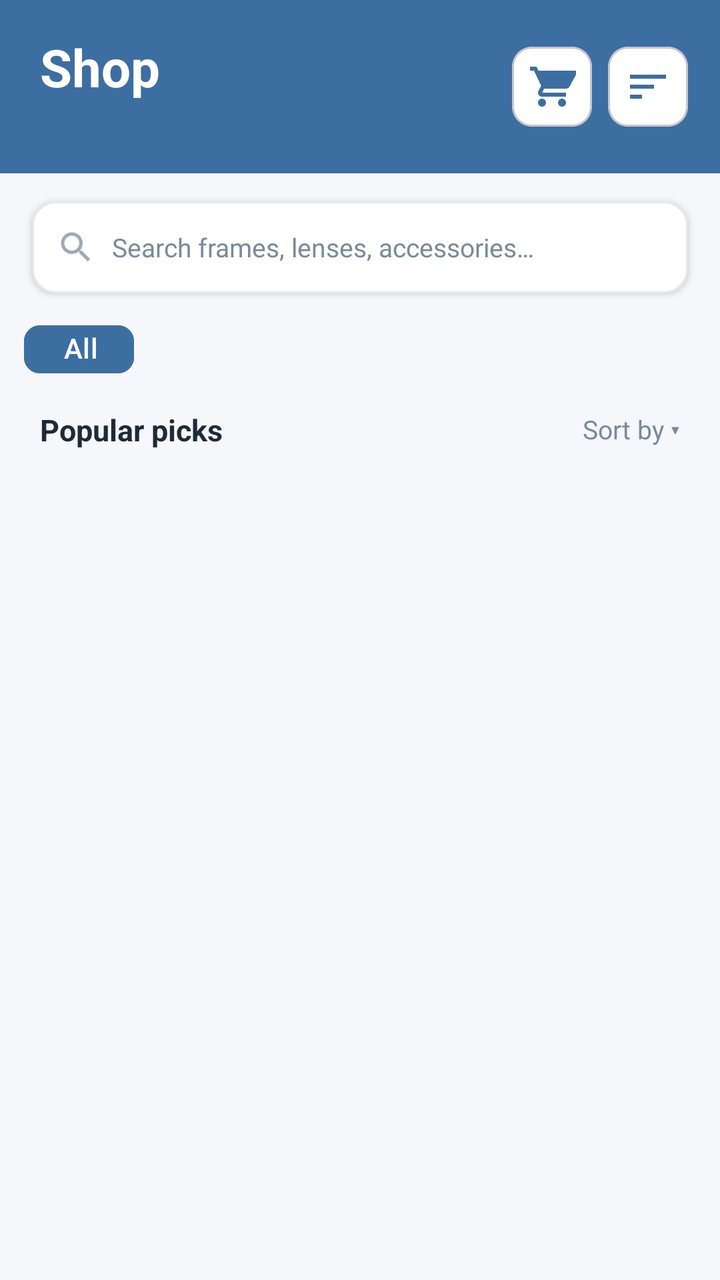
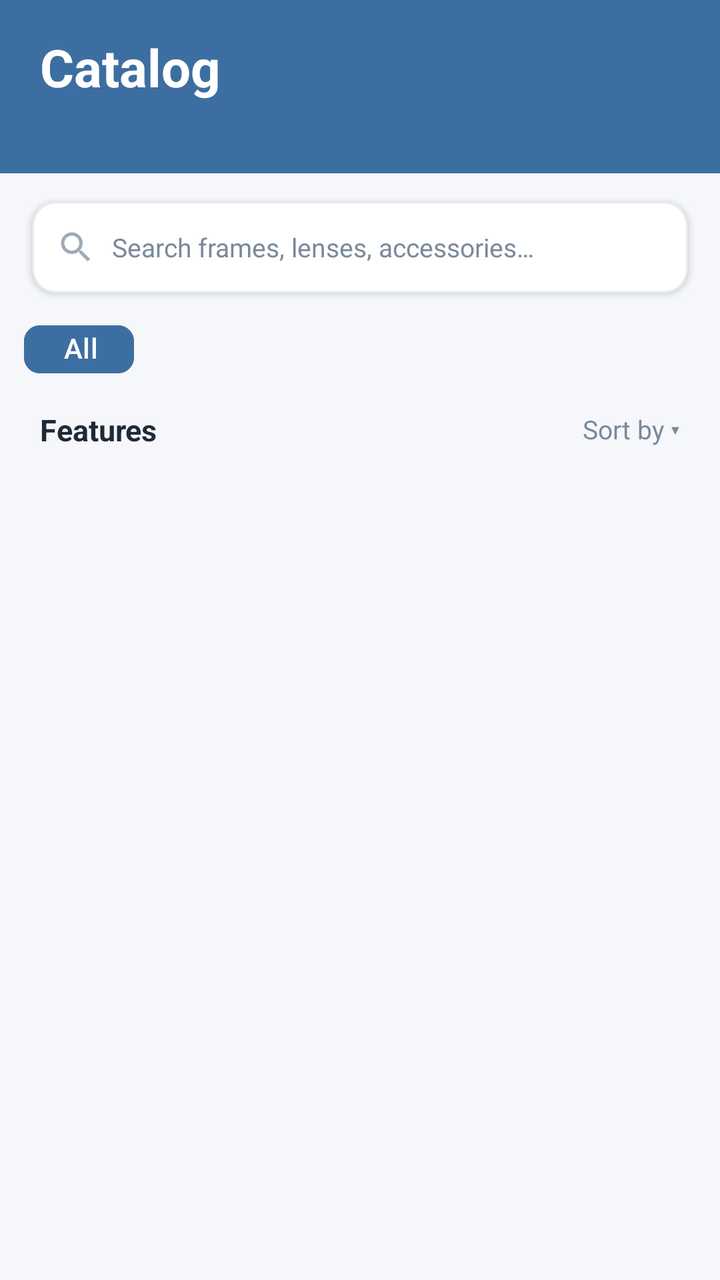

Compare the two renders of this Android layout. The source of the first and the diff that turns it into the second are given below.
<!-- AndroidManifest.xml: application theme Theme.OpticalSystem -->
<!-- res/layout/fragment_product_list.xml -->
<?xml version="1.0" encoding="utf-8"?>
<androidx.constraintlayout.widget.ConstraintLayout
    xmlns:android="http://schemas.android.com/apk/res/android"
    xmlns:app="http://schemas.android.com/apk/res-auto"
    android:layout_width="match_parent"
    android:layout_height="match_parent"
    android:background="@color/background">

    
    <LinearLayout
        android:id="@+id/headerSection"
        android:layout_width="0dp"
        android:layout_height="wrap_content"
        android:background="@color/primary"
        android:orientation="horizontal"
        android:gravity="center_vertical"
        android:paddingStart="20dp"
        android:paddingEnd="16dp"
        android:paddingTop="16dp"
        android:paddingBottom="16dp"
        app:layout_constraintEnd_toEndOf="parent"
        app:layout_constraintStart_toStartOf="parent"
        app:layout_constraintTop_toTopOf="parent">

        
        <LinearLayout
            android:layout_width="0dp"
            android:layout_height="wrap_content"
            android:layout_weight="1"
            android:orientation="vertical">

            <TextView
                android:layout_width="wrap_content"
                android:layout_height="wrap_content"
                android:text="@string/nav_shop"
                android:textColor="@color/on_primary"
                android:textSize="26sp"
                android:textStyle="bold" />

            <TextView
                android:id="@+id/tvProductCount"
                android:layout_width="wrap_content"
                android:layout_height="wrap_content"
                android:layout_marginTop="2dp"
                android:textColor="#B3FFFFFF"
                android:textSize="13sp" />

        </LinearLayout>

        
        <FrameLayout
            android:id="@+id/btnCart"
            android:layout_width="40dp"
            android:layout_height="40dp"
            android:layout_marginEnd="8dp"
            android:clickable="true"
            android:focusable="true">

            <com.google.android.material.card.MaterialCardView
                android:layout_width="40dp"
                android:layout_height="40dp"
                app:cardBackgroundColor="@color/surface"
                app:cardCornerRadius="10dp"
                app:cardElevation="0dp">

                <ImageView
                    android:layout_width="24dp"
                    android:layout_height="24dp"
                    android:layout_gravity="center"
                    android:contentDescription="Cart"
                    android:src="@drawable/ic_cart_24"
                    android:tint="@color/primary" />

            </com.google.android.material.card.MaterialCardView>

            
            <com.google.android.material.card.MaterialCardView
                android:id="@+id/cartBadge"
                android:layout_width="18dp"
                android:layout_height="18dp"
                android:layout_gravity="top|end"
                android:layout_marginTop="1dp"
                android:layout_marginEnd="1dp"
                android:visibility="gone"
                app:cardBackgroundColor="#E53935"
                app:cardCornerRadius="9dp"
                app:cardElevation="0dp">

                <TextView
                    android:id="@+id/tvCartBadge"
                    android:layout_width="match_parent"
                    android:layout_height="match_parent"
                    android:gravity="center"
                    android:textColor="@color/on_primary"
                    android:textSize="9sp"
                    android:textStyle="bold" />

            </com.google.android.material.card.MaterialCardView>

        </FrameLayout>

        
        <com.google.android.material.card.MaterialCardView
            android:id="@+id/btnFilter"
            android:layout_width="40dp"
            android:layout_height="40dp"
            android:clickable="true"
            android:focusable="true"
            app:cardBackgroundColor="@color/surface"
            app:cardCornerRadius="10dp"
            app:cardElevation="0dp">

            <ImageView
                android:layout_width="24dp"
                android:layout_height="24dp"
                android:layout_gravity="center"
                android:contentDescription="Filter"
                android:src="@drawable/ic_filter_24" />

        </com.google.android.material.card.MaterialCardView>

    </LinearLayout>

    
    <com.google.android.material.card.MaterialCardView
        android:id="@+id/cardSearch"
        android:layout_width="0dp"
        android:layout_height="46dp"
        android:layout_marginHorizontal="16dp"
        android:layout_marginTop="14dp"
        app:cardBackgroundColor="@color/surface"
        app:cardCornerRadius="12dp"
        app:cardElevation="2dp"
        app:strokeColor="@color/divider"
        app:strokeWidth="1dp"
        app:layout_constraintEnd_toEndOf="parent"
        app:layout_constraintStart_toStartOf="parent"
        app:layout_constraintTop_toBottomOf="@id/headerSection">

        <LinearLayout
            android:layout_width="match_parent"
            android:layout_height="match_parent"
            android:gravity="center_vertical"
            android:orientation="horizontal"
            android:paddingHorizontal="12dp">

            <ImageView
                android:layout_width="20dp"
                android:layout_height="20dp"
                android:contentDescription="Search"
                android:src="@drawable/ic_search_20" />

            <EditText
                android:id="@+id/etSearch"
                android:layout_width="0dp"
                android:layout_height="match_parent"
                android:layout_marginStart="8dp"
                android:layout_weight="1"
                android:background="@null"
                android:hint="@string/search_hint"
                android:imeOptions="actionSearch"
                android:inputType="text"
                android:maxLines="1"
                android:singleLine="true"
                android:textColor="@color/text_primary"
                android:textColorHint="@color/text_secondary"
                android:textSize="13sp" />

        </LinearLayout>

    </com.google.android.material.card.MaterialCardView>

    
    <HorizontalScrollView
        android:id="@+id/scrollChips"
        android:layout_width="0dp"
        android:layout_height="wrap_content"
        android:layout_marginTop="10dp"
        android:paddingHorizontal="12dp"
        android:scrollbars="none"
        app:layout_constraintEnd_toEndOf="parent"
        app:layout_constraintStart_toStartOf="parent"
        app:layout_constraintTop_toBottomOf="@id/cardSearch">

        <com.google.android.material.chip.ChipGroup
            android:id="@+id/chipGroupCategories"
            android:layout_width="wrap_content"
            android:layout_height="wrap_content"
            app:chipSpacingHorizontal="6dp"
            app:singleSelection="true"
            app:selectionRequired="true">

            <com.google.android.material.chip.Chip
                android:id="@+id/chipAll"
                style="@style/Widget.Material3.Chip.Filter"
                android:layout_width="wrap_content"
                android:layout_height="@dimen/category_chip_height"
                android:checkable="true"
                android:checked="true"
                android:text="@string/category_all"
                android:textColor="@color/chip_text_color"
                app:chipBackgroundColor="@color/chip_background_color"
                app:chipEndPadding="@dimen/category_chip_horizontal_padding"
                app:chipMinHeight="@dimen/category_chip_height"
                app:chipStartPadding="@dimen/category_chip_horizontal_padding"
                app:chipStrokeColor="@color/chip_stroke_color"
                app:chipStrokeWidth="1dp"
                app:checkedIconVisible="false" />

        </com.google.android.material.chip.ChipGroup>

    </HorizontalScrollView>

    
    <LinearLayout
        android:id="@+id/listHeader"
        android:layout_width="0dp"
        android:layout_height="wrap_content"
        android:gravity="center_vertical"
        android:orientation="horizontal"
        android:paddingHorizontal="20dp"
        android:paddingTop="12dp"
        android:paddingBottom="8dp"
        app:layout_constraintEnd_toEndOf="parent"
        app:layout_constraintStart_toStartOf="parent"
        app:layout_constraintTop_toBottomOf="@id/scrollChips">

        <TextView
            android:layout_width="0dp"
            android:layout_height="wrap_content"
            android:layout_weight="1"
            android:text="@string/popular_picks"
            android:textColor="@color/text_primary"
            android:textSize="15sp"
            android:textStyle="bold" />

        <TextView
            android:id="@+id/tvSortBy"
            android:layout_width="wrap_content"
            android:layout_height="wrap_content"
            android:clickable="true"
            android:focusable="true"
            android:drawablePadding="2dp"
            android:gravity="center_vertical"
            android:text="Sort by ▾"
            android:textColor="@color/text_secondary"
            android:textSize="13sp" />

    </LinearLayout>

    
    <ProgressBar
        android:id="@+id/progressBar"
        android:layout_width="wrap_content"
        android:layout_height="wrap_content"
        android:visibility="gone"
        app:layout_constraintBottom_toBottomOf="parent"
        app:layout_constraintEnd_toEndOf="parent"
        app:layout_constraintStart_toStartOf="parent"
        app:layout_constraintTop_toBottomOf="@id/listHeader" />

    
    <androidx.recyclerview.widget.RecyclerView
        android:id="@+id/rvProducts"
        android:layout_width="0dp"
        android:layout_height="0dp"
        android:clipToPadding="false"
        android:paddingHorizontal="10dp"
        android:paddingBottom="8dp"
        app:layout_constraintBottom_toBottomOf="parent"
        app:layout_constraintEnd_toEndOf="parent"
        app:layout_constraintStart_toStartOf="parent"
        app:layout_constraintTop_toBottomOf="@id/listHeader" />

</androidx.constraintlayout.widget.ConstraintLayout>
<!-- resources referenced by this layout -->
<resources>
  <color name="background">#F5F7FA</color>
  <color name="divider">#E5E9EF</color>
  <color name="on_primary">#FFFFFFFF</color>
  <color name="primary">#3D6EA1</color>
  <color name="surface">#FFFFFFFF</color>
  <color name="text_primary">#1F2A37</color>
  <color name="text_secondary">#7A8A9A</color>
  <dimen name="category_chip_height">36dp</dimen>
  <dimen name="category_chip_horizontal_padding">12dp</dimen>
  <!-- drawable ic_cart_24 (drawable) -->
  <?xml version="1.0" encoding="utf-8"?>
  
  <vector xmlns:android="http://schemas.android.com/apk/res/android"
      android:width="24dp"
      android:height="24dp"
      android:viewportWidth="24"
      android:viewportHeight="24">
      <path
          android:fillColor="#FF000000"
          android:pathData="M7,18c-1.1,0 -1.99,0.9 -1.99,2S5.9,22 7,22s2,-0.9 2,-2 -0.9,-2 -2,-2zM1,2v2h2l3.6,7.59 -1.35,2.45C5.03,14.37 5,14.68 5,15c0,1.1 0.9,2 2,2h12v-2H7.42c-0.14,0 -0.25,-0.11 -0.25,-0.25l0.03,-0.12 0.9,-1.63H19c0.75,0 1.41,-0.41 1.75,-1.03l3.58,-6.49A1,1 0,0 0,23.32 4H5.21l-0.94,-2H1zm16,16c-1.1,0 -1.99,0.9 -1.99,2s0.89,2 1.99,2 2,-0.9 2,-2 -0.9,-2 -2,-2z" />
  </vector>
  <!-- drawable ic_filter_24 (drawable) -->
  <?xml version="1.0" encoding="utf-8"?>
  
  <vector xmlns:android="http://schemas.android.com/apk/res/android"
      android:width="24dp"
      android:height="24dp"
      android:viewportWidth="24"
      android:viewportHeight="24">
      <path
          android:fillColor="#3D6EA1"
          android:pathData="M3,18h6v-2L3,16v2zM3,6v2h18L21,6L3,6zM3,13h12v-2L3,11v2z" />
  </vector>
  <!-- drawable ic_search_20 (drawable) -->
  <?xml version="1.0" encoding="utf-8"?>
  
  <vector xmlns:android="http://schemas.android.com/apk/res/android"
      android:width="20dp"
      android:height="20dp"
      android:viewportWidth="24"
      android:viewportHeight="24">
      <path
          android:fillColor="#9EAAB8"
          android:pathData="M15.5,14h-0.79l-0.28,-0.27C15.41,12.59 16,11.11 16,9.5 16,5.91 13.09,3 9.5,3S3,5.91 3,9.5 5.91,16 9.5,16c1.61,0 3.09,-0.59 4.23,-1.57l0.27,0.28v0.79l5,4.99L20.49,19l-4.99,-5zM9.5,14C7.01,14 5,11.99 5,9.5S7.01,5 9.5,5 14,7.01 14,9.5 11.99,14 9.5,14z" />
  </vector>
  <string name="category_all">All</string>
  <string name="nav_shop">Shop</string>
  <string name="popular_picks">Popular picks</string>
  <string name="search_hint">Search frames, lenses, accessories…</string>
  <style name="Theme.OpticalSystem" parent="Base.Theme.OpticalSystem" />
  <style name="Base.Theme.OpticalSystem" parent="Theme.Material3.DayNight.NoActionBar">
          
          
          
          <item name="colorControlActivated">@color/login_primary</item>
      </style>
  <color name="login_primary">#0284C7</color>
</resources>

<!-- the commit's change to res/layout/fragment_product_list.xml (unified diff, before → after) -->
@@ -32,7 +32,7 @@
             <TextView
                 android:layout_width="wrap_content"
                 android:layout_height="wrap_content"
-                android:text="@string/nav_shop"
+                android:text="@string/nav_catalog"
                 android:textColor="@color/on_primary"
                 android:textSize="26sp"
                 android:textStyle="bold" />
@@ -46,78 +46,6 @@
                 android:textSize="13sp" />
 
         </LinearLayout>
-
-        
-        <FrameLayout
-            android:id="@+id/btnCart"
-            android:layout_width="40dp"
-            android:layout_height="40dp"
-            android:layout_marginEnd="8dp"
-            android:clickable="true"
-            android:focusable="true">
-
-            <com.google.android.material.card.MaterialCardView
-                android:layout_width="40dp"
-                android:layout_height="40dp"
-                app:cardBackgroundColor="@color/surface"
-                app:cardCornerRadius="10dp"
-                app:cardElevation="0dp">
-
-                <ImageView
-                    android:layout_width="24dp"
-                    android:layout_height="24dp"
-                    android:layout_gravity="center"
-                    android:contentDescription="Cart"
-                    android:src="@drawable/ic_cart_24"
-                    android:tint="@color/primary" />
-
-            </com.google.android.material.card.MaterialCardView>
-
-            
-            <com.google.android.material.card.MaterialCardView
-                android:id="@+id/cartBadge"
-                android:layout_width="18dp"
-                android:layout_height="18dp"
-                android:layout_gravity="top|end"
-                android:layout_marginTop="1dp"
-                android:layout_marginEnd="1dp"
-                android:visibility="gone"
-                app:cardBackgroundColor="#E53935"
-                app:cardCornerRadius="9dp"
-                app:cardElevation="0dp">
-
-                <TextView
-                    android:id="@+id/tvCartBadge"
-                    android:layout_width="match_parent"
-                    android:layout_height="match_parent"
-                    android:gravity="center"
-                    android:textColor="@color/on_primary"
-                    android:textSize="9sp"
-                    android:textStyle="bold" />
-
-            </com.google.android.material.card.MaterialCardView>
-
-        </FrameLayout>
-
-        
-        <com.google.android.material.card.MaterialCardView
-            android:id="@+id/btnFilter"
-            android:layout_width="40dp"
-            android:layout_height="40dp"
-            android:clickable="true"
-            android:focusable="true"
-            app:cardBackgroundColor="@color/surface"
-            app:cardCornerRadius="10dp"
-            app:cardElevation="0dp">
-
-            <ImageView
-                android:layout_width="24dp"
-                android:layout_height="24dp"
-                android:layout_gravity="center"
-                android:contentDescription="Filter"
-                android:src="@drawable/ic_filter_24" />
-
-        </com.google.android.material.card.MaterialCardView>
 
     </LinearLayout>
 
<!-- resource entries referenced after the edit -->
@@ -9,30 +9,6 @@
   <color name="text_secondary">#7A8A9A</color>
   <dimen name="category_chip_height">36dp</dimen>
   <dimen name="category_chip_horizontal_padding">12dp</dimen>
-  <!-- drawable ic_cart_24 (drawable) -->
-  <?xml version="1.0" encoding="utf-8"?>
-  
-  <vector xmlns:android="http://schemas.android.com/apk/res/android"
-      android:width="24dp"
-      android:height="24dp"
-      android:viewportWidth="24"
-      android:viewportHeight="24">
-      <path
-          android:fillColor="#FF000000"
-          android:pathData="M7,18c-1.1,0 -1.99,0.9 -1.99,2S5.9,22 7,22s2,-0.9 2,-2 -0.9,-2 -2,-2zM1,2v2h2l3.6,7.59 -1.35,2.45C5.03,14.37 5,14.68 5,15c0,1.1 0.9,2 2,2h12v-2H7.42c-0.14,0 -0.25,-0.11 -0.25,-0.25l0.03,-0.12 0.9,-1.63H19c0.75,0 1.41,-0.41 1.75,-1.03l3.58,-6.49A1,1 0,0 0,23.32 4H5.21l-0.94,-2H1zm16,16c-1.1,0 -1.99,0.9 -1.99,2s0.89,2 1.99,2 2,-0.9 2,-2 -0.9,-2 -2,-2z" />
-  </vector>
-  <!-- drawable ic_filter_24 (drawable) -->
-  <?xml version="1.0" encoding="utf-8"?>
-  
-  <vector xmlns:android="http://schemas.android.com/apk/res/android"
-      android:width="24dp"
-      android:height="24dp"
-      android:viewportWidth="24"
-      android:viewportHeight="24">
-      <path
-          android:fillColor="#3D6EA1"
-          android:pathData="M3,18h6v-2L3,16v2zM3,6v2h18L21,6L3,6zM3,13h12v-2L3,11v2z" />
-  </vector>
   <!-- drawable ic_search_20 (drawable) -->
   <?xml version="1.0" encoding="utf-8"?>
   
@@ -46,8 +22,8 @@
           android:pathData="M15.5,14h-0.79l-0.28,-0.27C15.41,12.59 16,11.11 16,9.5 16,5.91 13.09,3 9.5,3S3,5.91 3,9.5 5.91,16 9.5,16c1.61,0 3.09,-0.59 4.23,-1.57l0.27,0.28v0.79l5,4.99L20.49,19l-4.99,-5zM9.5,14C7.01,14 5,11.99 5,9.5S7.01,5 9.5,5 14,7.01 14,9.5 11.99,14 9.5,14z" />
   </vector>
   <string name="category_all">All</string>
-  <string name="nav_shop">Shop</string>
-  <string name="popular_picks">Popular picks</string>
+  <string name="nav_catalog">Catalog</string>
+  <string name="popular_picks">Features</string>
   <string name="search_hint">Search frames, lenses, accessories…</string>
   <style name="Theme.OpticalSystem" parent="Base.Theme.OpticalSystem" />
   <style name="Base.Theme.OpticalSystem" parent="Theme.Material3.DayNight.NoActionBar">
